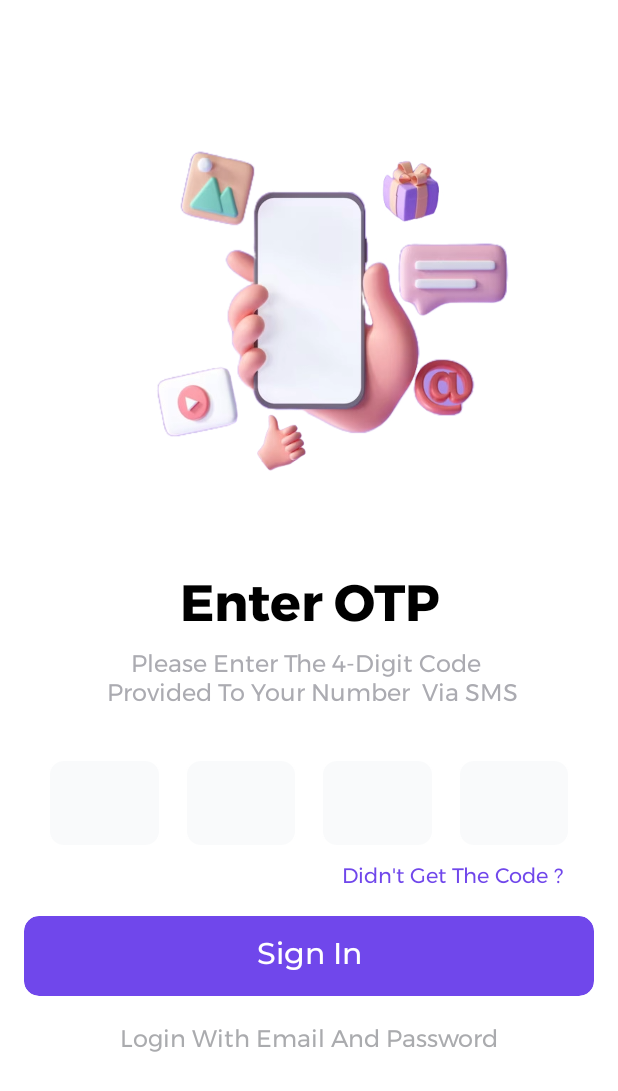
After one commit to moshdev2213/FitMe, an Android app: the SignInOTP screen opened directly, with no data from a screen before it, on a phone screen of 412 x 824 dp. The commit adds this screen. Shown: the top 1091 px of the screen. Run offline under Robolectric (Android 15) with nearby library versions, the phone set to English and light mode, and no system bars.

Commit message:
doneSignIn

```diff
--- a/frontend/FitMeUser/app/src/main/AndroidManifest.xml
+++ b/frontend/FitMeUser/app/src/main/AndroidManifest.xml
@@ -1,6 +1,6 @@
 <?xml version="1.0" encoding="utf-8"?>
 <manifest xmlns:android="http://schemas.android.com/apk/res/android"
-    xmlns:tools="http://schemas.android.com/tools" >
+    xmlns:tools="http://schemas.android.com/tools">
 
     <application
         android:allowBackup="true"
@@ -11,10 +11,19 @@
         android:roundIcon="@mipmap/ic_launcher_round"
         android:supportsRtl="true"
         android:theme="@style/Theme.FitMe"
-        tools:targetApi="31" >
+        tools:targetApi="31">
+        <activity
+            android:name=".Activity.SignInOTP"
+            android:exported="true">
+            <intent-filter>
+                <action android:name="android.intent.action.MAIN" />
+
+                <category android:name="android.intent.category.LAUNCHER" />
+            </intent-filter>
+        </activity>
         <activity
             android:name=".Activity.SignIn"
-            android:exported="true" >
+            android:exported="true">
             <intent-filter>
                 <action android:name="android.intent.action.MAIN" />
 
--- /dev/null
+++ b/frontend/FitMeUser/app/src/main/java/com/example/fitme/Activity/SignInOTP.kt
@@ -0,0 +1,12 @@
+package com.example.fitme.Activity
+
+import androidx.appcompat.app.AppCompatActivity
+import android.os.Bundle
+import com.example.fitme.R
+
+class SignInOTP : AppCompatActivity() {
+    override fun onCreate(savedInstanceState: Bundle?) {
+        super.onCreate(savedInstanceState)
+        setContentView(R.layout.activity_sign_in_otp)
+    }
+}
--- a/frontend/FitMeUser/app/src/main/res/layout/activity_sign_in.xml
+++ b/frontend/FitMeUser/app/src/main/res/layout/activity_sign_in.xml
@@ -140,7 +140,7 @@
         android:layout_width="0dp"
         android:layout_height="1dp"
         android:layout_marginStart="16dp"
-        android:layout_marginTop="24dp"
+        android:layout_marginTop="32dp"
         android:alpha="0.5"
         android:background="@color/cardBorder"
         app:layout_constraintEnd_toStartOf="@+id/textView5"
@@ -168,7 +168,7 @@
         android:id="@+id/view2"
         android:layout_width="0dp"
         android:layout_height="1dp"
-        android:layout_marginTop="24dp"
+        android:layout_marginTop="32dp"
         android:layout_marginEnd="16dp"
         android:alpha="0.5"
         android:background="@color/cardBorder"
--- /dev/null
+++ b/frontend/FitMeUser/app/src/main/res/layout/activity_sign_in_otp.xml
@@ -0,0 +1,192 @@
+<?xml version="1.0" encoding="utf-8"?>
+<androidx.constraintlayout.widget.ConstraintLayout xmlns:android="http://schemas.android.com/apk/res/android"
+    xmlns:app="http://schemas.android.com/apk/res-auto"
+    xmlns:tools="http://schemas.android.com/tools"
+    android:layout_width="match_parent"
+    android:layout_height="match_parent"
+    tools:context=".Activity.SignInOTP">
+
+    <TextView
+        android:id="@+id/textView"
+        android:layout_width="wrap_content"
+        android:layout_height="wrap_content"
+        android:layout_marginStart="16dp"
+        android:layout_marginEnd="16dp"
+        android:fontFamily="@font/montserrat_bold"
+        android:text="Enter OTP"
+        android:textAlignment="center"
+        android:textColor="@color/black"
+        android:textSize="34sp"
+        app:layout_constraintEnd_toEndOf="parent"
+        app:layout_constraintStart_toStartOf="parent"
+        app:layout_constraintTop_toBottomOf="@+id/imageView2" />
+
+    <TextView
+        android:id="@+id/textView2"
+        android:layout_width="wrap_content"
+        android:layout_height="wrap_content"
+        android:layout_marginStart="16dp"
+        android:layout_marginEnd="16dp"
+        android:fontFamily="@font/montserrat"
+        android:text="Please Enter The 4-Digit Code \n Provided To Your Number  Via SMS"
+        android:textAlignment="center"
+        android:textColor="@color/material_dynamic_neutral70"
+        android:textSize="16sp"
+        app:layout_constraintEnd_toEndOf="parent"
+        app:layout_constraintStart_toStartOf="parent"
+        app:layout_constraintTop_toBottomOf="@+id/textView" />
+
+    <ImageView
+        android:id="@+id/imageView2"
+        android:layout_width="0dp"
+        android:layout_height="350dp"
+        android:layout_marginTop="24dp"
+        android:scaleType="fitCenter"
+        app:layout_constraintEnd_toEndOf="parent"
+        app:layout_constraintStart_toStartOf="parent"
+        app:layout_constraintTop_toTopOf="parent"
+        app:srcCompat="@drawable/otpmobile" />
+
+    <com.google.android.material.textfield.TextInputEditText
+        android:id="@+id/etSignInOtp01"
+        android:layout_width="0dp"
+        android:layout_height="wrap_content"
+        android:layout_marginStart="32dp"
+        android:layout_marginTop="32dp"
+        android:layout_marginEnd="16dp"
+        android:background="@drawable/custom_input"
+        android:ems="10"
+        android:fontFamily="@font/montserrat_medium"
+        android:gravity="center"
+        android:inputType="number"
+        android:maxLength="1"
+        android:padding="16dp"
+        android:textColor="@color/cardBorder"
+        app:layout_constraintEnd_toStartOf="@+id/etSignInOtp02"
+        app:layout_constraintHorizontal_bias="0.5"
+        app:layout_constraintStart_toStartOf="parent"
+        app:layout_constraintTop_toBottomOf="@+id/textView2" />
+
+    <com.google.android.material.textfield.TextInputEditText
+        android:id="@+id/etSignInOtp02"
+        android:layout_width="0dp"
+        android:layout_height="wrap_content"
+        android:layout_marginEnd="16dp"
+        android:background="@drawable/custom_input"
+        android:ems="10"
+        android:fontFamily="@font/montserrat_medium"
+        android:gravity="center"
+        android:inputType="number"
+        android:maxLength="1"
+        android:padding="16dp"
+        android:textColor="@color/cardBorder"
+        app:layout_constraintBottom_toBottomOf="@+id/etSignInOtp01"
+        app:layout_constraintEnd_toStartOf="@+id/etSignInOtp03"
+        app:layout_constraintHorizontal_bias="0.5"
+        app:layout_constraintStart_toEndOf="@+id/etSignInOtp01"
+        app:layout_constraintTop_toTopOf="@+id/etSignInOtp01" />
+
+    <com.google.android.material.textfield.TextInputEditText
+        android:id="@+id/etSignInOtp03"
+        android:layout_width="0dp"
+        android:layout_height="wrap_content"
+        android:layout_marginEnd="16dp"
+        android:background="@drawable/custom_input"
+        android:ems="10"
+        android:fontFamily="@font/montserrat_medium"
+        android:gravity="center"
+        android:inputType="number"
+        android:maxLength="1"
+        android:padding="16dp"
+        android:textColor="@color/cardBorder"
+        app:layout_constraintBottom_toBottomOf="@+id/etSignInOtp02"
+        app:layout_constraintEnd_toStartOf="@+id/etSignInOtp04"
+        app:layout_constraintHorizontal_bias="0.5"
+        app:layout_constraintStart_toEndOf="@+id/etSignInOtp02"
+        app:layout_constraintTop_toTopOf="@+id/etSignInOtp02" />
+
+    <com.google.android.material.textfield.TextInputEditText
+        android:id="@+id/etSignInOtp04"
+        android:layout_width="0dp"
+        android:layout_height="wrap_content"
+        android:layout_marginEnd="32dp"
+        android:background="@drawable/custom_input"
+        android:ems="10"
+        android:fontFamily="@font/montserrat_medium"
+        android:gravity="center"
+        android:inputType="number"
+        android:maxLength="1"
+        android:padding="16dp"
+        android:textColor="@color/cardBorder"
+        app:layout_constraintBottom_toBottomOf="@+id/etSignInOtp03"
+        app:layout_constraintEnd_toEndOf="parent"
+        app:layout_constraintHorizontal_bias="0.5"
+        app:layout_constraintStart_toEndOf="@+id/etSignInOtp03"
+        app:layout_constraintTop_toTopOf="@+id/etSignInOtp03" />
+
+    <TextView
+        android:id="@+id/tcCodeNo"
+        android:layout_width="wrap_content"
+        android:layout_height="wrap_content"
+        android:layout_marginTop="8dp"
+        android:layout_marginEnd="32dp"
+        android:fontFamily="@font/montserrat"
+        android:text="Didn't Get The Code ? "
+        android:textColor="@color/primary"
+        android:textSize="14sp"
+        app:layout_constraintEnd_toEndOf="parent"
+        app:layout_constraintTop_toBottomOf="@+id/etSignInOtp03" />
+
+    <com.google.android.material.card.MaterialCardView
+        android:id="@+id/cvSignInOtp"
+        android:layout_width="0dp"
+        android:layout_height="wrap_content"
+        android:layout_marginStart="16dp"
+        android:layout_marginTop="16dp"
+        android:layout_marginEnd="16dp"
+        android:clickable="true"
+        app:cardBackgroundColor="@color/primary"
+        app:cardCornerRadius="10dp"
+        app:cardElevation="0dp"
+        app:layout_constraintEnd_toEndOf="parent"
+        app:layout_constraintStart_toStartOf="parent"
+        app:layout_constraintTop_toBottomOf="@+id/tcCodeNo">
+
+        <androidx.constraintlayout.widget.ConstraintLayout
+            android:layout_width="match_parent"
+            android:layout_height="match_parent">
+
+            <TextView
+                android:id="@+id/textView4"
+                android:layout_width="wrap_content"
+                android:layout_height="wrap_content"
+                android:layout_marginTop="12dp"
+                android:layout_marginBottom="12dp"
+                android:fontFamily="@font/montserrat_medium"
+                android:text="Sign In"
+                android:textColor="@color/white"
+                android:textSize="20sp"
+                app:layout_constraintBottom_toBottomOf="parent"
+                app:layout_constraintEnd_toEndOf="parent"
+                app:layout_constraintHorizontal_bias="0.5"
+                app:layout_constraintStart_toStartOf="parent"
+                app:layout_constraintTop_toTopOf="parent" />
+        </androidx.constraintlayout.widget.ConstraintLayout>
+    </com.google.android.material.card.MaterialCardView>
+
+    <TextView
+        android:id="@+id/tvSwitchSignIn"
+        android:layout_width="wrap_content"
+        android:layout_height="wrap_content"
+        android:layout_marginStart="16dp"
+        android:layout_marginTop="16dp"
+        android:layout_marginEnd="16dp"
+        android:fontFamily="@font/montserrat"
+        android:text="Login With Email And Password"
+        android:textColor="@color/cardBorder"
+        android:textSize="16sp"
+        app:layout_constraintEnd_toEndOf="parent"
+        app:layout_constraintHorizontal_bias="0.5"
+        app:layout_constraintStart_toStartOf="parent"
+        app:layout_constraintTop_toBottomOf="@+id/cvSignInOtp" />
+</androidx.constraintlayout.widget.ConstraintLayout>
```
Also changed, not shown: frontend/FitMeUser/app/src/main/res/drawable/otpmobile.png (added), frontend/FitMeUser/app/src/main/res/drawable/spalsh02.jpg (deleted).
